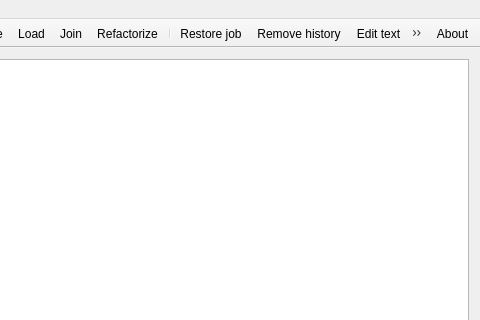
The window that mainwindow.ui (Kuszki/EW-Database) describes before a commit, drawn with Qt 5; both pictures show x 320 to 800 and y 0 to 320 of the 800 by 600 pixel window.
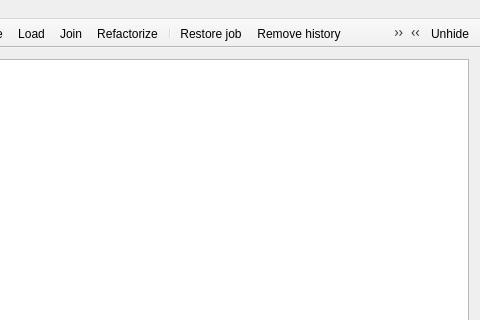
The same window after the commit. Icons and pictures are not drawn.

Diff of the .ui file:
```diff
--- a/mainwindow.ui
+++ b/mainwindow.ui
@@ -163,7 +163,8 @@
    <attribute name="toolBarBreak">
     <bool>false</bool>
    </attribute>
-   <addaction name="actionAbout"/>
+   <addaction name="actionUnhide"/>
+   <addaction name="actionHide"/>
   </widget>
   <action name="actionConnect">
    <property name="icon">
@@ -356,6 +357,28 @@
     <string>Ctrl+T</string>
    </property>
   </action>
+  <action name="actionHide">
+   <property name="icon">
+    <iconset theme="document-new"/>
+   </property>
+   <property name="text">
+    <string>Hide</string>
+   </property>
+   <property name="shortcut">
+    <string>F2</string>
+   </property>
+  </action>
+  <action name="actionUnhide">
+   <property name="icon">
+    <iconset theme="document-revert"/>
+   </property>
+   <property name="text">
+    <string>Unhide</string>
+   </property>
+   <property name="shortcut">
+    <string>F3</string>
+   </property>
+  </action>
  </widget>
  <layoutdefault spacing="6" margin="11"/>
  <resources/>
```
Left out of the diff: 6 changed lines with no effect on the pictures.
